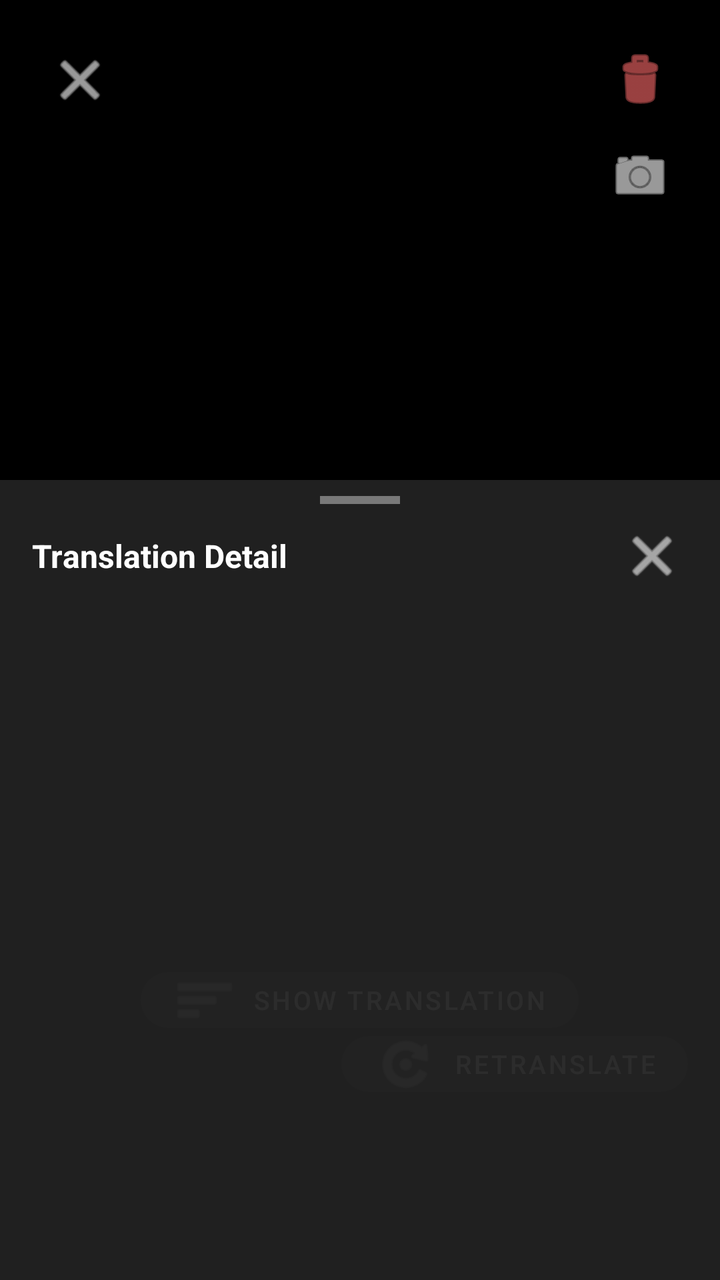
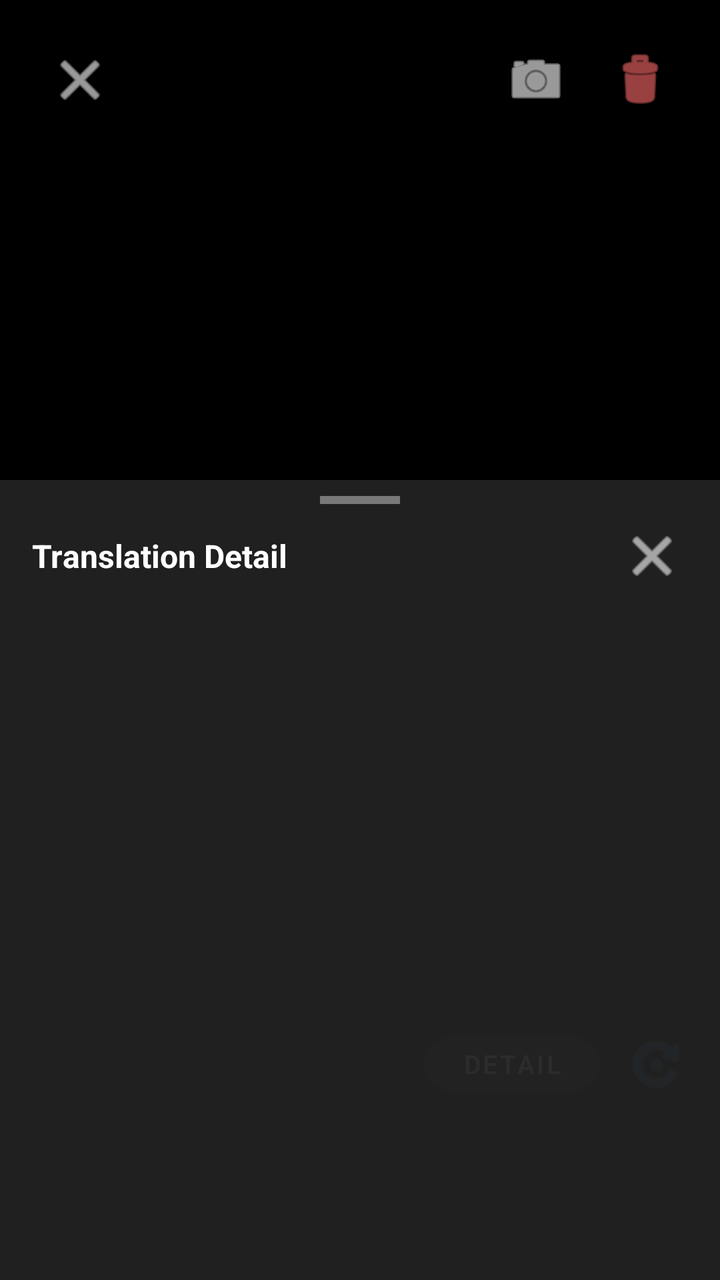

Two renders of the same Android screen: before a commit and after it. Below are the layout's source before the change and the commit's diff.
<!-- AndroidManifest.xml: activity theme Theme.MaterialComponents.DayNight.NoActionBar -->
<!-- res/layout/activity_manga_viewer.xml -->
<?xml version="1.0" encoding="utf-8"?>
<FrameLayout xmlns:android="http://schemas.android.com/apk/res/android"
    xmlns:app="http://schemas.android.com/apk/res-auto"
    android:layout_width="match_parent"
    android:layout_height="match_parent"
    android:background="#FF000000">

    
    <androidx.viewpager2.widget.ViewPager2
        android:id="@+id/viewPager"
        android:layout_width="match_parent"
        android:layout_height="match_parent" />

    
    <TextView
        android:id="@+id/tvPageIndicator"
        android:layout_width="wrap_content"
        android:layout_height="wrap_content"
        android:layout_gravity="top|center_horizontal"
        android:layout_marginTop="48dp"
        android:textColor="#FFFFFF"
        android:textSize="16sp"
        android:background="#80000000"
        android:paddingHorizontal="16dp"
        android:paddingVertical="6dp" />

    
    <ImageButton
        android:id="@+id/btnClose"
        android:layout_width="48dp"
        android:layout_height="48dp"
        android:layout_gravity="top|start"
        android:layout_margin="16dp"
        android:background="?attr/selectableItemBackgroundBorderless"
        android:src="@android:drawable/ic_menu_close_clear_cancel"
        android:tint="#FFFFFF" />

    
    <ImageButton
        android:id="@+id/btnToggleImage"
        android:layout_width="48dp"
        android:layout_height="48dp"
        android:layout_gravity="top|end"
        android:layout_marginTop="64dp"
        android:layout_marginEnd="16dp"
        android:background="?attr/selectableItemBackgroundBorderless"
        android:src="@android:drawable/ic_menu_camera"
        android:tint="#FFFFFF"
        android:contentDescription="切换原图/译文" />

    
    <ImageButton
        android:id="@+id/btnDeleteEntry"
        android:layout_width="48dp"
        android:layout_height="48dp"
        android:layout_gravity="top|end"
        android:layout_margin="16dp"
        android:background="?attr/selectableItemBackgroundBorderless"
        android:src="@android:drawable/ic_menu_delete"
        android:tint="#FFFF6B6B"
        android:contentDescription="@string/delete" />

    
    <LinearLayout
        android:id="@+id/sizeSwitcher"
        android:layout_width="wrap_content"
        android:layout_height="wrap_content"
        android:layout_gravity="bottom|center_horizontal"
        android:layout_marginBottom="88dp"
        android:orientation="horizontal"
        android:gravity="center"
        android:background="#66000000"
        android:paddingHorizontal="4dp"
        android:paddingVertical="2dp"
        android:visibility="gone" />

    
    <com.google.android.material.button.MaterialButton
        android:id="@+id/btnShowTranslation"
        android:layout_width="wrap_content"
        android:layout_height="40dp"
        android:layout_gravity="bottom|center_horizontal"
        android:layout_marginBottom="120dp"
        android:text="@string/show_translation"
        android:textColor="#FFFFFF"
        android:textSize="13sp"
        app:backgroundTint="#CC333333"
        app:cornerRadius="20dp"
        app:icon="@android:drawable/ic_menu_sort_by_size"
        app:iconTint="#FFFFFF" />

    
    <Spinner
        android:id="@+id/spinnerVariant"
        android:layout_width="wrap_content"
        android:layout_height="36dp"
        android:layout_gravity="bottom|start"
        android:layout_marginStart="16dp"
        android:layout_marginBottom="88dp"
        android:background="#66000000"
        android:paddingHorizontal="8dp"
        android:visibility="gone" />

    
    <com.google.android.material.button.MaterialButton
        android:id="@+id/btnRetranslate"
        android:layout_width="wrap_content"
        android:layout_height="40dp"
        android:layout_gravity="bottom|end"
        android:layout_marginEnd="16dp"
        android:layout_marginBottom="88dp"
        android:text="@string/history_retranslate"
        android:textColor="#FFFFFF"
        android:textSize="13sp"
        app:backgroundTint="#CC333333"
        app:cornerRadius="20dp"
        app:icon="@android:drawable/ic_menu_rotate"
        app:iconTint="#FFFFFF" />

    
    <LinearLayout
        android:id="@+id/bottomSheetPanel"
        android:layout_width="match_parent"
        android:layout_height="400dp"
        android:layout_gravity="bottom"
        android:orientation="vertical"
        android:background="#F0222222"
        android:elevation="8dp">

        
        <View
            android:id="@+id/dragHandle"
            android:layout_width="40dp"
            android:layout_height="4dp"
            android:layout_gravity="center_horizontal"
            android:layout_marginTop="8dp"
            android:layout_marginBottom="8dp"
            android:background="#66FFFFFF" />

        
        <LinearLayout
            android:layout_width="match_parent"
            android:layout_height="wrap_content"
            android:orientation="horizontal"
            android:gravity="center_vertical"
            android:paddingHorizontal="16dp"
            android:paddingBottom="8dp">

            <TextView
                android:layout_width="0dp"
                android:layout_height="wrap_content"
                android:layout_weight="1"
                android:text="@string/translation_detail"
                android:textColor="#FFFFFF"
                android:textSize="16sp"
                android:textStyle="bold" />

            <ImageButton
                android:id="@+id/btnCloseSheet"
                android:layout_width="36dp"
                android:layout_height="36dp"
                android:background="?attr/selectableItemBackgroundBorderless"
                android:src="@android:drawable/ic_menu_close_clear_cancel"
                android:tint="#FFFFFF" />
        </LinearLayout>

        
        <TextView
            android:id="@+id/tvTranslationInfo"
            android:layout_width="match_parent"
            android:layout_height="wrap_content"
            android:paddingHorizontal="16dp"
            android:paddingBottom="6dp"
            android:textColor="#88FFFFFF"
            android:textSize="10sp"
            android:lineSpacingExtra="2dp" />

        
        <androidx.recyclerview.widget.RecyclerView
            android:id="@+id/rvTranslationDetail"
            android:layout_width="match_parent"
            android:layout_height="0dp"
            android:layout_weight="1"
            android:paddingHorizontal="16dp"
            android:clipToPadding="false" />

    </LinearLayout>

</FrameLayout>
<!-- resources referenced by this layout -->
<resources>
  <string name="delete">Delete</string>
  <string name="history_retranslate">Retranslate</string>
  <string name="show_translation">Show Translation</string>
  <string name="translation_detail">Translation Detail</string>
</resources>

<!-- the commit's change to res/layout/activity_manga_viewer.xml (unified diff, before → after) -->
@@ -36,86 +36,82 @@
         android:tint="#FFFFFF" />
 
     
-    <ImageButton
-        android:id="@+id/btnToggleImage"
-        android:layout_width="48dp"
-        android:layout_height="48dp"
-        android:layout_gravity="top|end"
-        android:layout_marginTop="64dp"
-        android:layout_marginEnd="16dp"
-        android:background="?attr/selectableItemBackgroundBorderless"
-        android:src="@android:drawable/ic_menu_camera"
-        android:tint="#FFFFFF"
-        android:contentDescription="切换原图/译文" />
-
-    
-    <ImageButton
-        android:id="@+id/btnDeleteEntry"
-        android:layout_width="48dp"
-        android:layout_height="48dp"
+    <LinearLayout
+        android:layout_width="wrap_content"
+        android:layout_height="wrap_content"
         android:layout_gravity="top|end"
         android:layout_margin="16dp"
-        android:background="?attr/selectableItemBackgroundBorderless"
-        android:src="@android:drawable/ic_menu_delete"
-        android:tint="#FFFF6B6B"
-        android:contentDescription="@string/delete" />
+        android:orientation="horizontal">
+
+        <ImageButton
+            android:id="@+id/btnToggleImage"
+            android:layout_width="48dp"
+            android:layout_height="48dp"
+            android:layout_marginEnd="4dp"
+            android:background="?attr/selectableItemBackgroundBorderless"
+            android:src="@android:drawable/ic_menu_camera"
+            android:tint="#FFFFFF"
+            android:contentDescription="切换原图/译文" />
+
+        <ImageButton
+            android:id="@+id/btnDeleteEntry"
+            android:layout_width="48dp"
+            android:layout_height="48dp"
+            android:background="?attr/selectableItemBackgroundBorderless"
+            android:src="@android:drawable/ic_menu_delete"
+            android:tint="#FFFF6B6B"
+            android:contentDescription="@string/delete" />
+    </LinearLayout>
 
     
     <LinearLayout
-        android:id="@+id/sizeSwitcher"
-        android:layout_width="wrap_content"
+        android:layout_width="match_parent"
         android:layout_height="wrap_content"
-        android:layout_gravity="bottom|center_horizontal"
+        android:layout_gravity="bottom"
         android:layout_marginBottom="88dp"
+        android:gravity="center_vertical"
+        android:paddingHorizontal="12dp"
         android:orientation="horizontal"
-        android:gravity="center"
-        android:background="#66000000"
-        android:paddingHorizontal="4dp"
-        android:paddingVertical="2dp"
-        android:visibility="gone" />
+        android:clipChildren="false">
 
-    
-    <com.google.android.material.button.MaterialButton
-        android:id="@+id/btnShowTranslation"
-        android:layout_width="wrap_content"
-        android:layout_height="40dp"
-        android:layout_gravity="bottom|center_horizontal"
-        android:layout_marginBottom="120dp"
-        android:text="@string/show_translation"
-        android:textColor="#FFFFFF"
-        android:textSize="13sp"
-        app:backgroundTint="#CC333333"
-        app:cornerRadius="20dp"
-        app:icon="@android:drawable/ic_menu_sort_by_size"
-        app:iconTint="#FFFFFF" />
+        
+        <Spinner
+            android:id="@+id/spinnerVariant"
+            android:layout_width="wrap_content"
+            android:layout_height="36dp"
+            android:layout_marginEnd="8dp"
+            android:background="#66000000"
+            android:paddingHorizontal="8dp"
+            android:visibility="gone" />
 
-    
-    <Spinner
-        android:id="@+id/spinnerVariant"
-        android:layout_width="wrap_content"
-        android:layout_height="36dp"
-        android:layout_gravity="bottom|start"
-        android:layout_marginStart="16dp"
-        android:layout_marginBottom="88dp"
-        android:background="#66000000"
-        android:paddingHorizontal="8dp"
-        android:visibility="gone" />
+        
+        <View
+            android:layout_width="0dp"
+            android:layout_height="1dp"
+            android:layout_weight="1" />
 
-    
-    <com.google.android.material.button.MaterialButton
-        android:id="@+id/btnRetranslate"
-        android:layout_width="wrap_content"
-        android:layout_height="40dp"
-        android:layout_gravity="bottom|end"
-        android:layout_marginEnd="16dp"
-        android:layout_marginBottom="88dp"
-        android:text="@string/history_retranslate"
-        android:textColor="#FFFFFF"
-        android:textSize="13sp"
-        app:backgroundTint="#CC333333"
-        app:cornerRadius="20dp"
-        app:icon="@android:drawable/ic_menu_rotate"
-        app:iconTint="#FFFFFF" />
+        
+        <com.google.android.material.button.MaterialButton
+            android:id="@+id/btnShowTranslation"
+            android:layout_width="wrap_content"
+            android:layout_height="40dp"
+            android:text="@string/history_detail"
+            android:textColor="#FFFFFF"
+            android:textSize="13sp"
+            app:backgroundTint="#CC333333"
+            app:cornerRadius="20dp" />
+
+        
+        <ImageButton
+            android:id="@+id/btnRetranslate"
+            android:layout_width="40dp"
+            android:layout_height="40dp"
+            android:layout_marginStart="8dp"
+            android:background="?attr/selectableItemBackgroundBorderless"
+            android:src="@android:drawable/ic_menu_rotate"
+            android:tint="#55AEEA"
+            android:contentDescription="@string/history_retranslate" />
+    </LinearLayout>
 
     
     <LinearLayout
@@ -127,7 +123,6 @@
         android:background="#F0222222"
         android:elevation="8dp">
 
-        
         <View
             android:id="@+id/dragHandle"
             android:layout_width="40dp"
@@ -137,7 +132,6 @@
             android:layout_marginBottom="8dp"
             android:background="#66FFFFFF" />
 
-        
         <LinearLayout
             android:layout_width="match_parent"
             android:layout_height="wrap_content"
@@ -164,7 +158,6 @@
                 android:tint="#FFFFFF" />
         </LinearLayout>
 
-        
         <TextView
             android:id="@+id/tvTranslationInfo"
             android:layout_width="match_parent"
@@ -175,7 +168,6 @@
             android:textSize="10sp"
             android:lineSpacingExtra="2dp" />
 
-        
         <androidx.recyclerview.widget.RecyclerView
             android:id="@+id/rvTranslationDetail"
             android:layout_width="match_parent"
<!-- resource entries referenced after the edit -->
@@ -1,8 +1,8 @@
 <!-- resources referenced by this layout -->
 <resources>
   <string name="delete">Delete</string>
+  <string name="history_detail">Detail</string>
   <string name="history_retranslate">Retranslate</string>
-  <string name="show_translation">Show Translation</string>
   <string name="translation_detail">Translation Detail</string>
 </resources>
 
